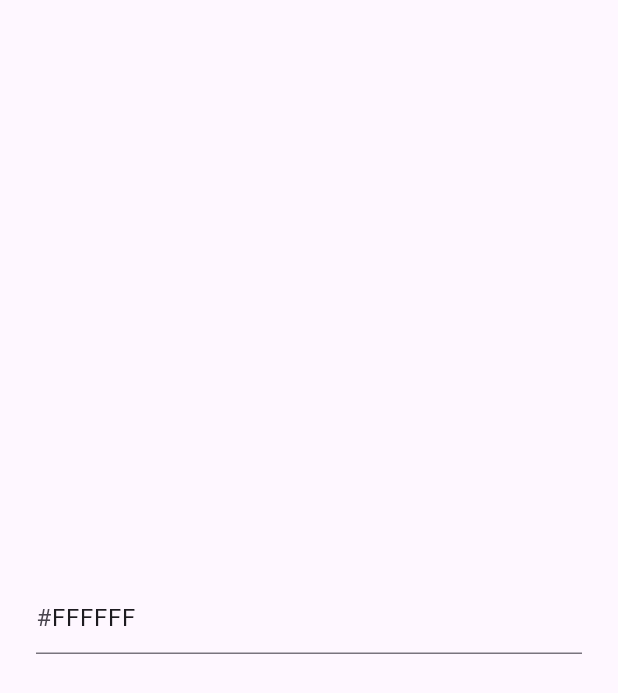
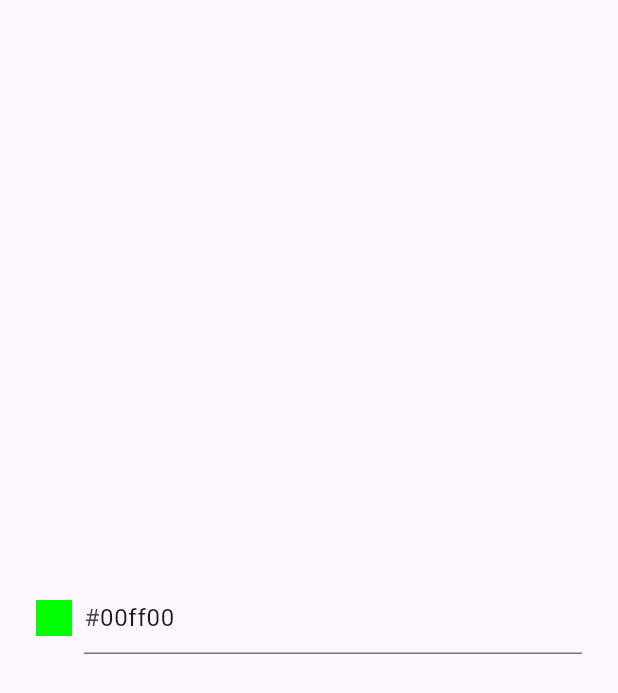
Before and after one commit to yousinix/color_picker, a Flutter app: the screen it shows after launch, on a phone screen of 412 x 824 dp. Shown: the top 693 px of the screen. Run offline on Flutter 3.47's test engine with Material 2 defaults, Android fonts, the phone set to English and light mode, and no system bars.

Commit message:
feat: add color preview

```diff
--- a/lib/src/color_picker.dart
+++ b/lib/src/color_picker.dart
@@ -2,16 +2,45 @@ import 'package:flutter/material.dart';
 import 'package:flutter/services.dart';
 import 'color_utils.dart';
 
-class ColorPicker extends StatelessWidget {
+class ColorPicker extends StatefulWidget {
+  static const initialColor = Color(0xFF00FF00);
   final ValueChanged<Color>? onChange;
 
   const ColorPicker({super.key, this.onChange});
 
   @override
+  State<ColorPicker> createState() => _ColorPickerState();
+}
+
+class _ColorPickerState extends State<ColorPicker> {
+  late Color color;
+
+  @override
+  void initState() {
+    super.initState();
+    color = ColorPicker.initialColor;
+  }
+
+  @override
   Widget build(BuildContext context) {
-    return TextFormField(
+    return Row(
+      crossAxisAlignment: CrossAxisAlignment.center,
+      children: [
+        Container(
+          height: 24,
+          width: 24,
+          color: color,
+
+        ),
+        const SizedBox.square(
+          dimension: 8,
+        ),
+        Expanded(
+          child: TextFormField(
             maxLength: 6,
-      initialValue: 'FFFFFF',
+            initialValue: ColorPicker.initialColor.toHex(
+              leadingHashSign: false,
+            ),
             decoration: const InputDecoration(
               prefixText: '#',
               counterText: '',
@@ -24,8 +53,14 @@ class ColorPicker extends StatelessWidget {
             ],
             onChanged: (value) {
               if (value.length != 6) return;
-        onChange?.call(ColorUtils.fromHex(value));
+              final newColor = ColorUtils.fromHex(value);
+
+              widget.onChange?.call(newColor);
+              setState(() => color = newColor);
             },
+          ),
+        ),
+      ],
     );
   }
 }
--- a/lib/src/color_utils.dart
+++ b/lib/src/color_utils.dart
@@ -5,4 +5,10 @@ extension ColorUtils on Color {
     final intValue = int.parse('0xFF$value');
     return Color(intValue);
   }
+
+  /// Prefixes a hash sign if [leadingHashSign] is set to `true` (default is `true`).
+  String toHex({bool leadingHashSign = true}) => '${leadingHashSign ? '#' : ''}'
+      '${red.toRadixString(16).padLeft(2, '0')}'
+      '${green.toRadixString(16).padLeft(2, '0')}'
+      '${blue.toRadixString(16).padLeft(2, '0')}';
 }
```
Lines whose indentation alone changed are shown as unchanged.
